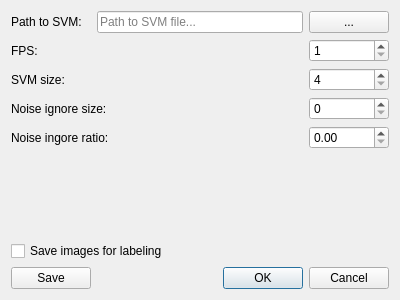
Qt form settingsdialog.ui (RenarsKokins/ScoreboardOCR) before a commit.
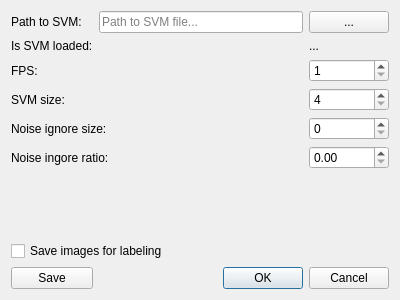
The same form after that commit. Icons and pictures are not drawn.

Diff of the .ui file:
```diff
--- a/settingsdialog.ui
+++ b/settingsdialog.ui
@@ -14,14 +14,65 @@
    <string>Dialog</string>
   </property>
   <layout class="QGridLayout" name="gridLayout">
-   <item row="4" column="4">
+   <item row="5" column="0" colspan="3">
+    <widget class="QLabel" name="label_3">
+     <property name="text">
+      <string>Noise ignore size:</string>
+     </property>
+    </widget>
+   </item>
+   <item row="5" column="4">
     <widget class="QSpinBox" name="noiseIgnoreSizeSpinbox">
      <property name="maximum">
       <number>250</number>
      </property>
     </widget>
    </item>
-   <item row="9" column="0">
+   <item row="4" column="4">
+    <widget class="QSpinBox" name="svmSizeSpinbox">
+     <property name="minimum">
+      <number>4</number>
+     </property>
+     <property name="maximum">
+      <number>128</number>
+     </property>
+    </widget>
+   </item>
+   <item row="0" column="1" colspan="3">
+    <widget class="QLineEdit" name="svmPathTextbox">
+     <property name="placeholderText">
+      <string>Path to SVM file...</string>
+     </property>
+    </widget>
+   </item>
+   <item row="4" column="0">
+    <widget class="QLabel" name="label_2">
+     <property name="text">
+      <string>SVM size:</string>
+     </property>
+    </widget>
+   </item>
+   <item row="7" column="4">
+    <widget class="QDoubleSpinBox" name="noiseIgnoreRatioSpinbox">
+     <property name="maximum">
+      <double>1.000000000000000</double>
+     </property>
+     <property name="singleStep">
+      <double>0.100000000000000</double>
+     </property>
+    </widget>
+   </item>
+   <item row="10" column="1" colspan="4">
+    <widget class="QDialogButtonBox" name="buttonBox">
+     <property name="orientation">
+      <enum>Qt::Horizontal</enum>
+     </property>
+     <property name="standardButtons">
+      <set>QDialogButtonBox::Cancel|QDialogButtonBox::Ok</set>
+     </property>
+    </widget>
+   </item>
+   <item row="10" column="0">
     <widget class="QPushButton" name="saveButton">
      <property name="text">
       <string>Save</string>
@@ -33,20 +84,13 @@
     </widget>
    </item>
    <item row="3" column="0">
-    <widget class="QLabel" name="label_2">
+    <widget class="QLabel" name="label_5">
      <property name="text">
-      <string>SVM size:</string>
+      <string>FPS:</string>
      </property>
     </widget>
    </item>
-   <item row="0" column="1" colspan="3">
-    <widget class="QLineEdit" name="svmPathTextbox">
-     <property name="placeholderText">
-      <string>Path to SVM file...</string>
-     </property>
-    </widget>
-   </item>
-   <item row="4" column="3">
+   <item row="5" column="3">
     <spacer name="horizontalSpacer">
      <property name="orientation">
       <enum>Qt::Horizontal</enum>
@@ -59,23 +103,6 @@
      </property>
     </spacer>
    </item>
-   <item row="2" column="0">
-    <widget class="QLabel" name="label_5">
-     <property name="text">
-      <string>FPS:</string>
-     </property>
-    </widget>
-   </item>
-   <item row="2" column="4">
-    <widget class="QSpinBox" name="fpsSpinbox">
-     <property name="minimum">
-      <number>1</number>
-     </property>
-     <property name="maximum">
-      <number>60</number>
-     </property>
-    </widget>
-   </item>
    <item row="0" column="0">
     <widget class="QLabel" name="label">
      <property name="text">
@@ -83,20 +110,30 @@
      </property>
     </widget>
    </item>
-   <item row="6" column="0" colspan="3">
+   <item row="8" column="0" colspan="5">
+    <spacer name="verticalSpacer">
+     <property name="orientation">
+      <enum>Qt::Vertical</enum>
+     </property>
+     <property name="sizeHint" stdset="0">
+      <size>
+       <width>20</width>
+       <height>40</height>
+      </size>
+     </property>
+    </spacer>
+   </item>
+   <item row="7" column="0" colspan="3">
     <widget class="QLabel" name="label_4">
      <property name="text">
       <string>Noise ingore ratio:</string>
      </property>
     </widget>
    </item>
-   <item row="3" column="4">
-    <widget class="QSpinBox" name="svmSizeSpinbox">
-     <property name="minimum">
-      <number>4</number>
-     </property>
-     <property name="maximum">
-      <number>128</number>
+   <item row="9" column="0" colspan="2">
+    <widget class="QCheckBox" name="saveImagesCheckbox">
+     <property name="text">
+      <string>Save images for labeling</string>
      </property>
     </widget>
    </item>
@@ -119,50 +156,27 @@
      </property>
     </widget>
    </item>
-   <item row="9" column="1" colspan="4">
-    <widget class="QDialogButtonBox" name="buttonBox">
-     <property name="orientation">
-      <enum>Qt::Horizontal</enum>
+   <item row="3" column="4">
+    <widget class="QSpinBox" name="fpsSpinbox">
+     <property name="minimum">
+      <number>1</number>
      </property>
-     <property name="standardButtons">
-      <set>QDialogButtonBox::Cancel|QDialogButtonBox::Ok</set>
-     </property>
-    </widget>
-   </item>
-   <item row="6" column="4">
-    <widget class="QDoubleSpinBox" name="noiseIgnoreRatioSpinbox">
      <property name="maximum">
-      <double>1.000000000000000</double>
+      <number>60</number>
      </property>
-     <property name="singleStep">
-      <double>0.100000000000000</double>
-     </property>
     </widget>
    </item>
-   <item row="7" column="0" colspan="5">
-    <spacer name="verticalSpacer">
-     <property name="orientation">
-      <enum>Qt::Vertical</enum>
-     </property>
-     <property name="sizeHint" stdset="0">
-      <size>
-       <width>20</width>
-       <height>40</height>
-      </size>
-     </property>
-    </spacer>
-   </item>
-   <item row="4" column="0" colspan="3">
-    <widget class="QLabel" name="label_3">
+   <item row="2" column="0">
+    <widget class="QLabel" name="label_6">
      <property name="text">
-      <string>Noise ignore size:</string>
+      <string>Is SVM loaded:</string>
      </property>
     </widget>
    </item>
-   <item row="8" column="0" colspan="2">
-    <widget class="QCheckBox" name="saveImagesCheckbox">
+   <item row="2" column="4">
+    <widget class="QLabel" name="svmLoadedLabel">
      <property name="text">
-      <string>Save images for labeling</string>
+      <string>...</string>
      </property>
     </widget>
    </item>
```
